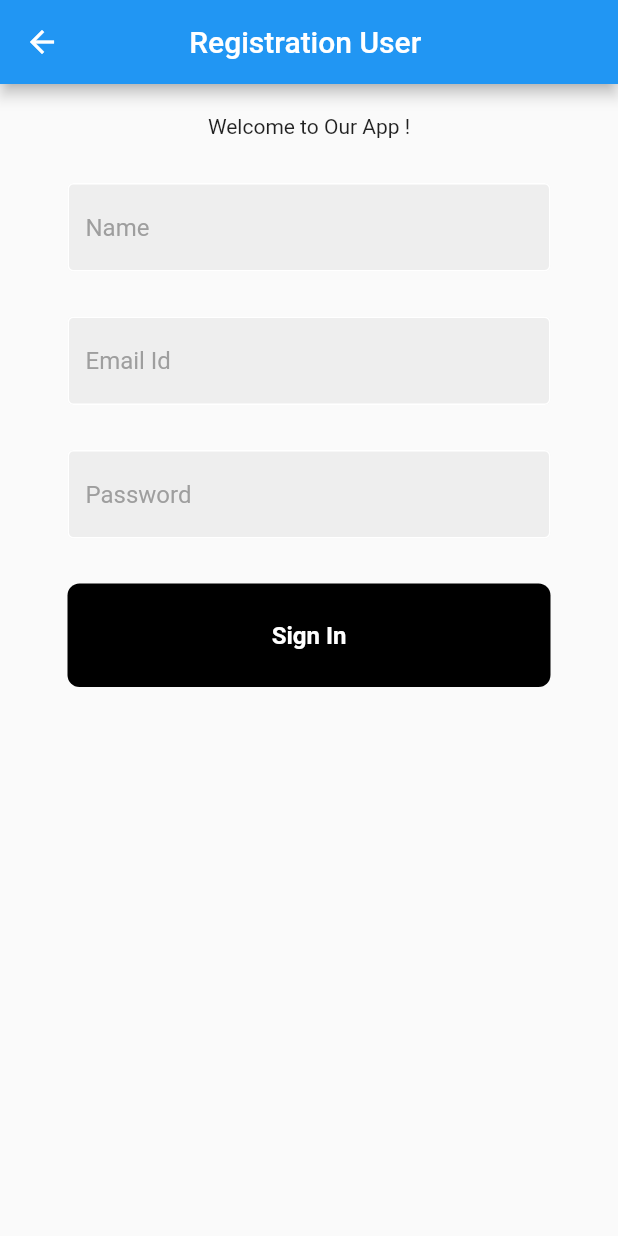
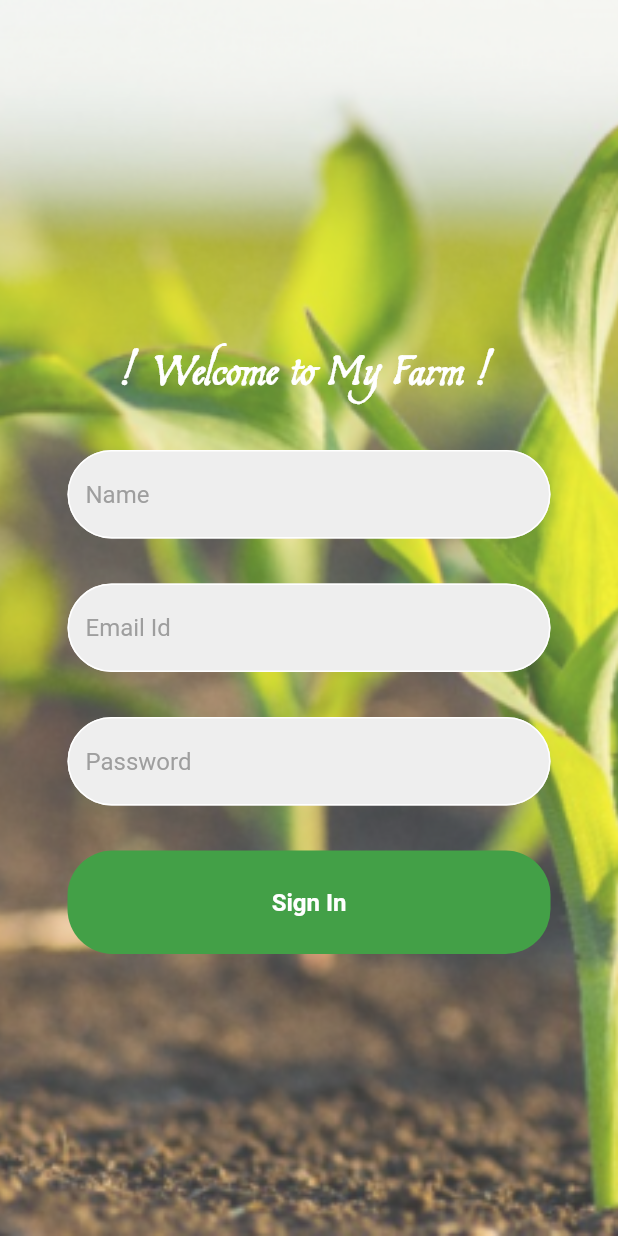
Before and after one commit to Akshay9607/Crop_Recommender, a Flutter app: the screen it shows after launch, after a tap on "Register now", on a phone screen of 412 x 824 dp. Run offline on Flutter 3.47's test engine with Material 2 defaults, Android fonts, the phone set to English and light mode, and no system bars; our stand-ins replace cloud_firestore, firebase_auth, firebase_core, firebase_database; accounts and stored records are empty; network calls fail.

Commit message:
Login and Register design changes

```diff
--- a/lib/Auth/Welcome.dart
+++ b/lib/Auth/Welcome.dart
@@ -110,9 +110,6 @@ class _WelcomeViewState extends State<WelcomeView> {
   @override
   Widget build(BuildContext context) {
     return Scaffold(
-      appBar: AppBar(
-        title: Text("Welcome to home !"),
-      ),
       body: StreamBuilder<User?>(
       stream: FirebaseAuth.instance.authStateChanges(),
         builder: (context , snapshot){
--- a/lib/Auth/login.dart
+++ b/lib/Auth/login.dart
@@ -71,8 +71,17 @@ class LoginPage extends StatelessWidget {
 
   @override
   Widget build(BuildContext context) {
-    return Scaffold(
-      backgroundColor: Colors.grey[300],
+    return Container(
+      decoration: const BoxDecoration(
+        image: DecorationImage(
+          image: AssetImage('assets/Agri.jpg'),
+          fit: BoxFit.cover,
+          opacity: 0.8,
+        ) ,
+      ),
+      child: Scaffold(
+        // backgroundColor: Colors.grey[300],
+         backgroundColor: Colors.transparent,
         body: SafeArea(
           child: Center(
             child: SingleChildScrollView(
@@ -82,10 +91,10 @@ class LoginPage extends StatelessWidget {
                   const SizedBox(height: 50),
 
                   // logo
-                const Icon(
-                  Icons.lock,
-                  size: 100,
-                ),
+                  // const Icon(
+                  //   Icons.lock,
+                  //   size: 100,
+                  // ),
 
                   const SizedBox(height: 50),
 
@@ -93,12 +102,17 @@ class LoginPage extends StatelessWidget {
                   Text(
                     'Welcome back you\'ve been missed!',
                     style: TextStyle(
-                    color: Colors.grey[700],
-                    fontSize: 16,
+                      // color: Colors.grey[700],
+                      color: Colors.black,
+                      fontSize: 45,
+                      fontWeight: FontWeight.bold,
+                      fontFamily: 'Estonia',
+                      fontStyle: FontStyle.normal,
+
                     ),
                   ),
 
-                const SizedBox(height: 25),
+                  const SizedBox(height: 50),
 
                   // username textfield
                   MyTextField(
@@ -107,7 +121,7 @@ class LoginPage extends StatelessWidget {
                     obscureText: false,
                   ),
 
-                const SizedBox(height: 10),
+                  const SizedBox(height: 30),
 
                   // password textfield
                   MyTextField(
@@ -126,7 +140,9 @@ class LoginPage extends StatelessWidget {
                       children: [
                         Text(
                           'Forgot Password?',
-                        style: TextStyle(color: Colors.grey[600]),
+                          style: TextStyle(color: Colors.black,
+                              fontWeight: FontWeight.bold,
+                          ),
                         ),
                       ],
                     ),
@@ -156,7 +172,7 @@ class LoginPage extends StatelessWidget {
                           padding: const EdgeInsets.symmetric(horizontal: 10.0),
                           child: Text(
                             'Or continue with',
-                          style: TextStyle(color: Colors.grey[700]),
+                            style: TextStyle(color: Colors.white),
                           ),
                         ),
                         Expanded(
@@ -193,7 +209,7 @@ class LoginPage extends StatelessWidget {
                     children: [
                       Text(
                         'Not a member?',
-                      style: TextStyle(color: Colors.grey[700]),
+                        style: TextStyle(color: Colors.white),
                       ),
                       const SizedBox(width: 4),
                        TextButton(
@@ -213,6 +229,7 @@ class LoginPage extends StatelessWidget {
             ),
           ),
         ),
+      ),
     );
   }
 }
--- a/lib/Auth/register.dart
+++ b/lib/Auth/register.dart
@@ -46,16 +46,37 @@ class _RegisterPageState extends State<RegisterPage> {
 
   @override
   Widget build(BuildContext context) {
-    return Scaffold(
-      appBar: AppBar(
-        title: Text("Registration User "),
-        centerTitle: true,
+    return Center(
+      child: Container(
+        decoration: const BoxDecoration(
+          image: DecorationImage(
+            image: AssetImage('assets/agri2.png'),
+            fit: BoxFit.cover,
+            opacity: 0.8,
+          ) ,
         ),
+        child: Scaffold(
+          backgroundColor: Colors.transparent,
+          // appBar: AppBar(
+          //   title: Text("Registration User "),
+          //   centerTitle: true,
+          // ),
           body: Padding(
               padding: EdgeInsets.all(20.0),
+
+              child: SingleChildScrollView(
                 child: Column(
                   children: [
-            Text("Welcome to Our App !"),
+                    SizedBox(height: 200,),
+                    Text(
+                        "! Welcome to My Farm !",
+                      style: TextStyle(
+                        color: Colors.white,
+                        fontWeight: FontWeight.bold,
+                        fontSize: 40,
+                        fontFamily: 'Estonia'
+                      ),
+                    ),
                     SizedBox(height: 30) ,
                     MyTextField(
                       controller: usernameController,
@@ -79,6 +100,10 @@ class _RegisterPageState extends State<RegisterPage> {
                   ],
                 ),
               ),
+            ),
+          ),
+        ),
     );
+
   }
 }
--- a/lib/HomePage.dart
+++ b/lib/HomePage.dart
@@ -22,7 +22,6 @@ class _HomePageState extends State<HomePage> {
                 onPressed: () { FirebaseAuth.instance.signOut() ; },
                 child: Text("Sign out"),
               ),
-
             ],
           ),
 
--- a/lib/components/my_button.dart
+++ b/lib/components/my_button.dart
@@ -13,8 +13,8 @@ class MyButton extends StatelessWidget {
         padding: const EdgeInsets.all(25),
         margin: const EdgeInsets.symmetric(horizontal: 25),
         decoration: BoxDecoration(
-          color: Colors.black,
-          borderRadius: BorderRadius.circular(8),
+          color: Colors.green[600],
+          borderRadius: BorderRadius.circular(30),
         ),
         child: const Center(
           child: Text(
--- a/lib/components/my_textfield.dart
+++ b/lib/components/my_textfield.dart
@@ -20,11 +20,13 @@ class MyTextField extends StatelessWidget {
         controller: controller,
         obscureText: obscureText,
         decoration: InputDecoration(
-            enabledBorder: const OutlineInputBorder(
+            enabledBorder: OutlineInputBorder(
               borderSide: BorderSide(color: Colors.white),
+              borderRadius: BorderRadius.circular(30),
             ),
             focusedBorder: OutlineInputBorder(
               borderSide: BorderSide(color: Colors.grey.shade400),
+              borderRadius: BorderRadius.circular(30),
             ),
             fillColor: Colors.grey.shade200,
             filled: true,
--- a/lib/components/square_tile.dart
+++ b/lib/components/square_tile.dart
@@ -13,12 +13,12 @@ class SquareTile extends StatelessWidget {
       padding: EdgeInsets.all(20),
       decoration: BoxDecoration(
         border: Border.all(color: Colors.white),
-        borderRadius: BorderRadius.circular(16),
+        borderRadius: BorderRadius.circular(40),
         color: Colors.grey[200],
       ),
       child: Image.asset(
         imagePath,
-        height: 30,
+        height: 25,
         width: 25,
       ),
     );
```
Also changed, not shown: pubspec.yaml (+6 -11 lines), assets/Agri.jpg (added), assets/agri2.png (added), assets/fonts/Estonia-Regular.ttf (added), lib/generated/assets.dart. Lines whose indentation alone changed are shown as unchanged.
